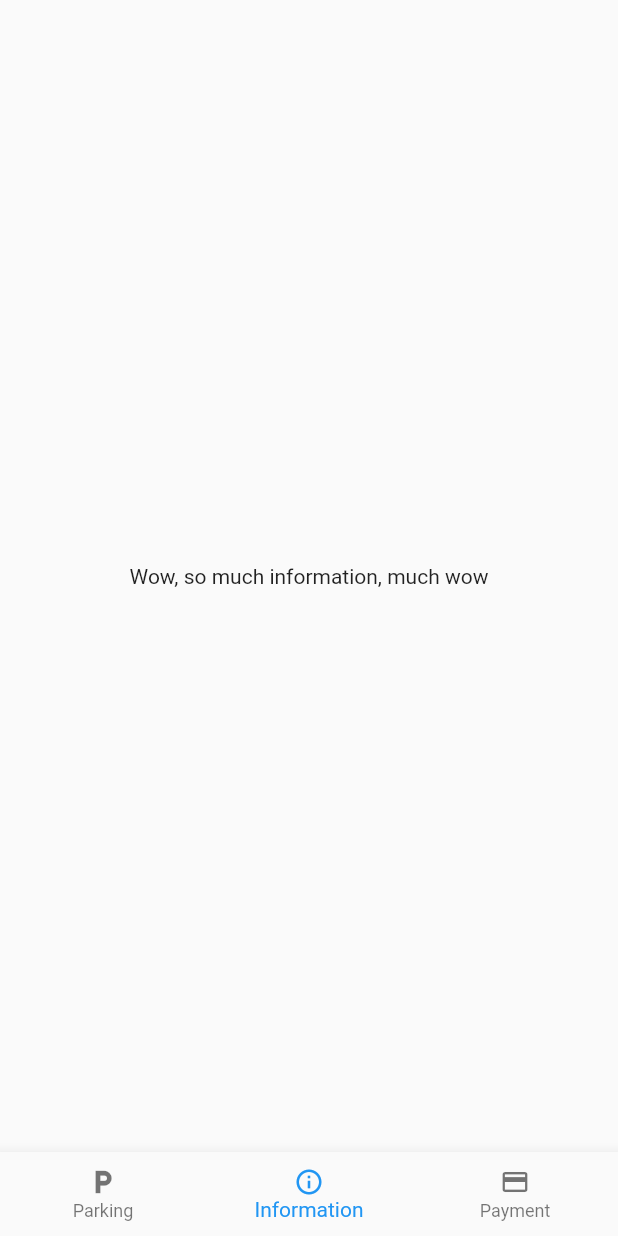
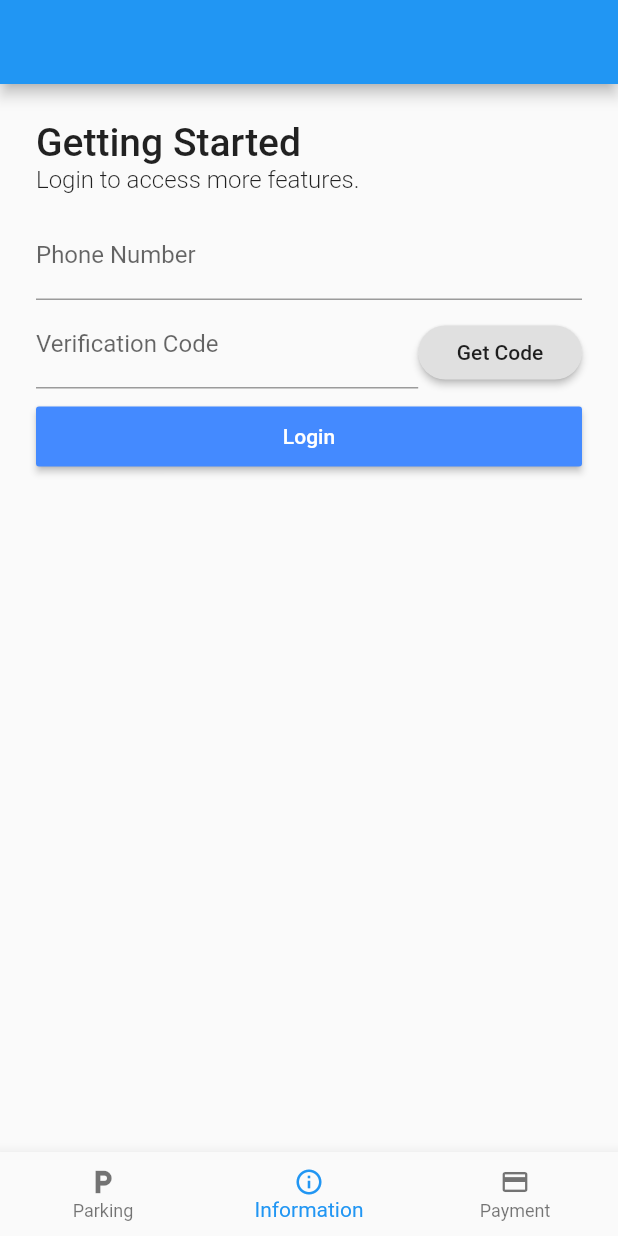
Before and after one commit to elise-ng/FYP_SmartCarPark, a Flutter app: the screen it shows after launch, item 2 of the bottom bar chosen, on a phone screen of 412 x 824 dp. Run offline on Flutter 3.47's test engine with Material 2 defaults, Android fonts, the phone set to English and light mode, and no system bars.

Commit message:
feat: implement ui for login

```diff
--- a/mobile/lib/pages/infomation_page.dart
+++ b/mobile/lib/pages/infomation_page.dart
@@ -12,8 +12,76 @@ class InformationPage extends StatefulWidget {
 class _InformationPageState extends State<InformationPage> {
   @override
   Widget build(BuildContext context) {
-    return Center(
-      child: Text("Wow, so much information, much wow"),
+    return Scaffold(
+      appBar: AppBar(),
+      body: Container(
+        padding: EdgeInsets.all(24.0),
+        child: Column(
+          mainAxisSize: MainAxisSize.max,
+          children: <Widget>[
+            Container(
+              width: double.infinity,
+              child: Column(
+                mainAxisSize: MainAxisSize.max,
+                crossAxisAlignment: CrossAxisAlignment.start,
+                children: <Widget>[
+                  Text(
+                    "Getting Started",
+                    style: TextStyle(fontSize: 26.0, fontWeight: FontWeight.w500)
+                  ),
+                  Text(
+                    "Login to access more features.",
+                    style: TextStyle(fontSize: 16.0, fontWeight: FontWeight.w300),
+                  )
+                ],
+              ),
+            ),
+            Padding(padding: EdgeInsets.only(top: 12.0)),
+            Container(
+              width: double.infinity,
+              child: TextFormField(
+                keyboardType: TextInputType.phone,
+                decoration: InputDecoration(labelText: "Phone Number"),
+              ),
+            ),
+            Row(
+              mainAxisSize: MainAxisSize.max,
+              crossAxisAlignment: CrossAxisAlignment.end,
+              children: <Widget>[
+                Expanded(
+                  flex: 7,
+                  child: TextFormField(
+                    keyboardType: TextInputType.visiblePassword,
+                    obscureText: true,
+                    decoration: InputDecoration(labelText: "Verification Code"),
+                  )
+                ),
+                Expanded(
+                  flex: 3,
+                  child: Container(
+                    child: RaisedButton(
+                      child: Text("Get Code"),
+                      shape: RoundedRectangleBorder(borderRadius: BorderRadius.circular(20.0)),
+                      onPressed: () {},
+                    )
+                  )
+                )
+              ],
+            ),
+            Padding(padding: EdgeInsets.only(top: 12.0)),
+            Container(
+              width: double.infinity,
+              height: 40.0,
+              child: RaisedButton(
+                child: Text("Login"),
+                color: Colors.blueAccent,
+                textColor: Colors.white,
+                onPressed: () {},
+              ),
+            )
+          ],
+        )
+      )
     );
   }
 }
```
